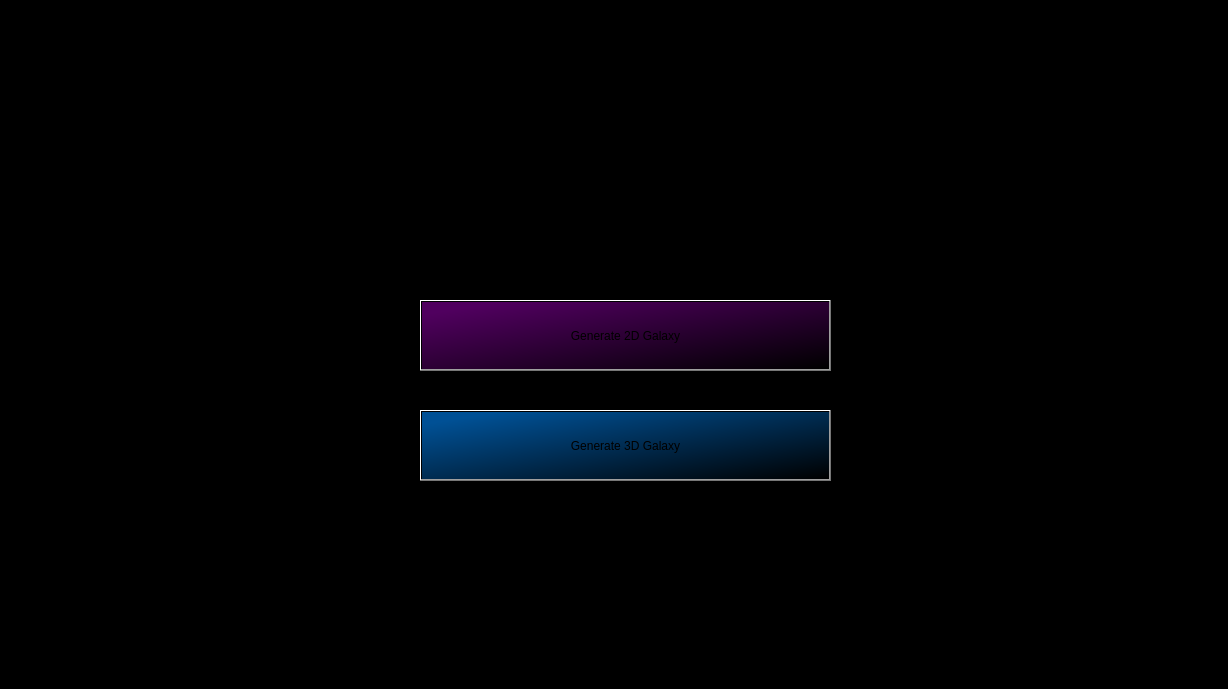
Before: the Qt Designer form MainWindow/windowinterface.ui in SofiiaLashyna/Project1, drawn with Qt 5.
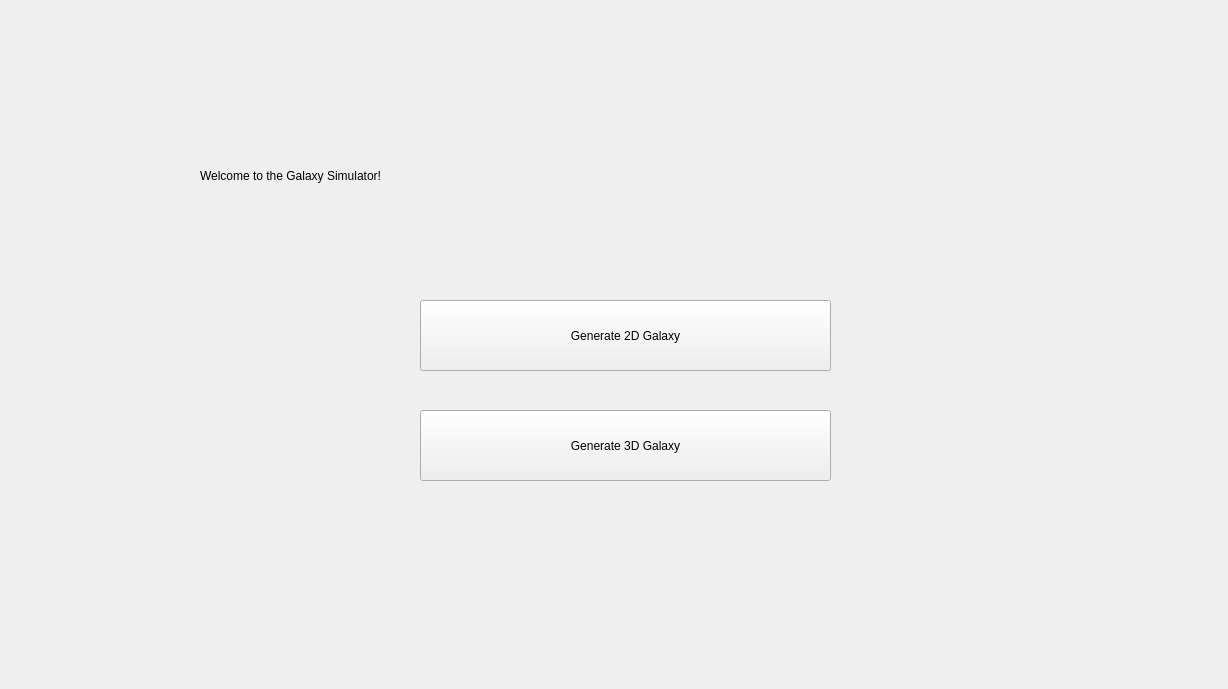
After: the same form once the commit is applied.

Commit message: forty-fifth commit - Modify menu window + change design of stars

Diff of the .ui file:
```diff
--- a/MainWindow/windowinterface.ui
+++ b/MainWindow/windowinterface.ui
@@ -14,7 +14,7 @@
    <string>WindowInterface</string>
   </property>
   <property name="styleSheet">
-   <string notr="true">background-color: rgb(0, 0, 0);</string>
+   <string notr="true"/>
   </property>
   <widget class="QStackedWidget" name="stackedWidget">
    <property name="geometry">
@@ -39,8 +39,7 @@
       </rect>
      </property>
      <property name="styleSheet">
-      <string notr="true">font: 26pt &quot;Ravie&quot;;
-background-color: qlineargradient(spread:pad, x1:0, y1:0, x2:1, y2:1, stop:0 rgba(0, 0, 0, 0), stop:1 rgba(0, 0, 0, 0));</string>
+      <string notr="true"/>
      </property>
      <property name="text">
       <string>Welcome to the Galaxy Simulator!</string>
@@ -56,9 +55,7 @@
       </rect>
      </property>
      <property name="styleSheet">
-      <string notr="true">font: 25pt &quot;Segoe Print&quot;;
-background-color: qlineargradient(spread:pad, x1:0.091, y1:0.097, x2:1, y2:1, stop:0 rgba(104, 0, 123, 197), stop:1 rgba(255, 255, 255, 0));
-border-top-color: rgb(225, 0, 255);</string>
+      <string notr="true"/>
      </property>
      <property name="text">
       <string>Generate 2D Galaxy</string>
@@ -74,9 +71,7 @@
       </rect>
      </property>
      <property name="styleSheet">
-      <string notr="true">font: 25pt &quot;Segoe Print&quot;;
-background-color: qlineargradient(spread:pad, x1:0.091, y1:0.097, x2:1, y2:1, stop:0 rgba(0, 109, 202, 188), stop:1 rgba(255, 255, 255, 0));
-border-top-color: rgb(255, 170, 0);</string>
+      <string notr="true"/>
      </property>
      <property name="text">
       <string>Generate 3D Galaxy</string>
```
The commit also changes 4 other files.
